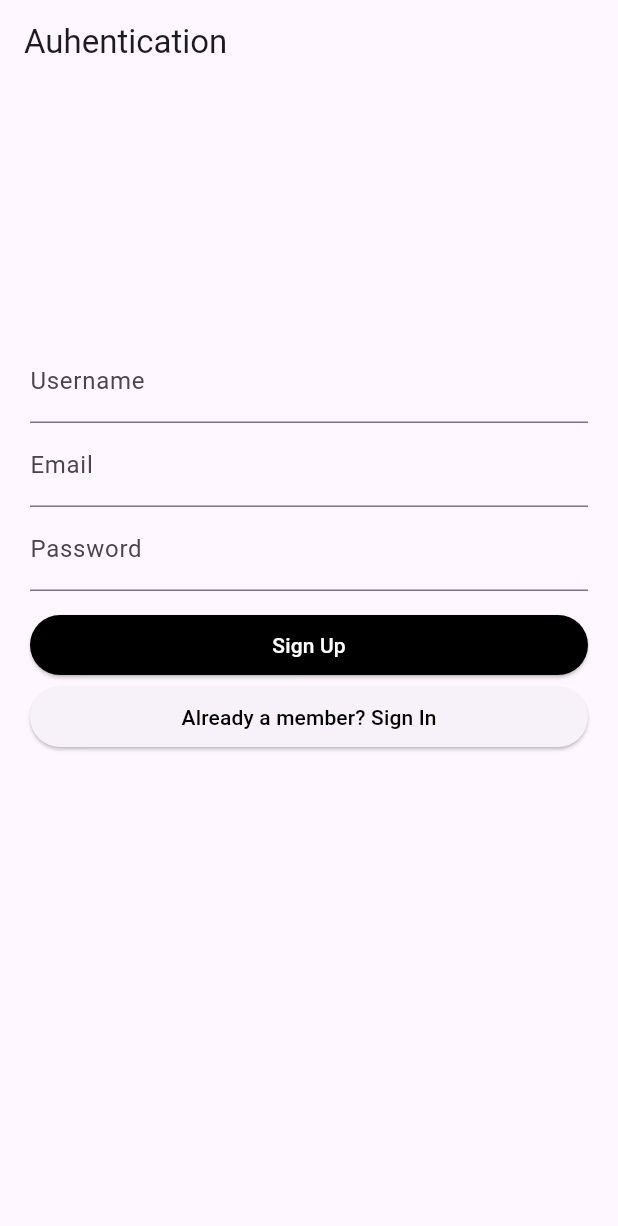
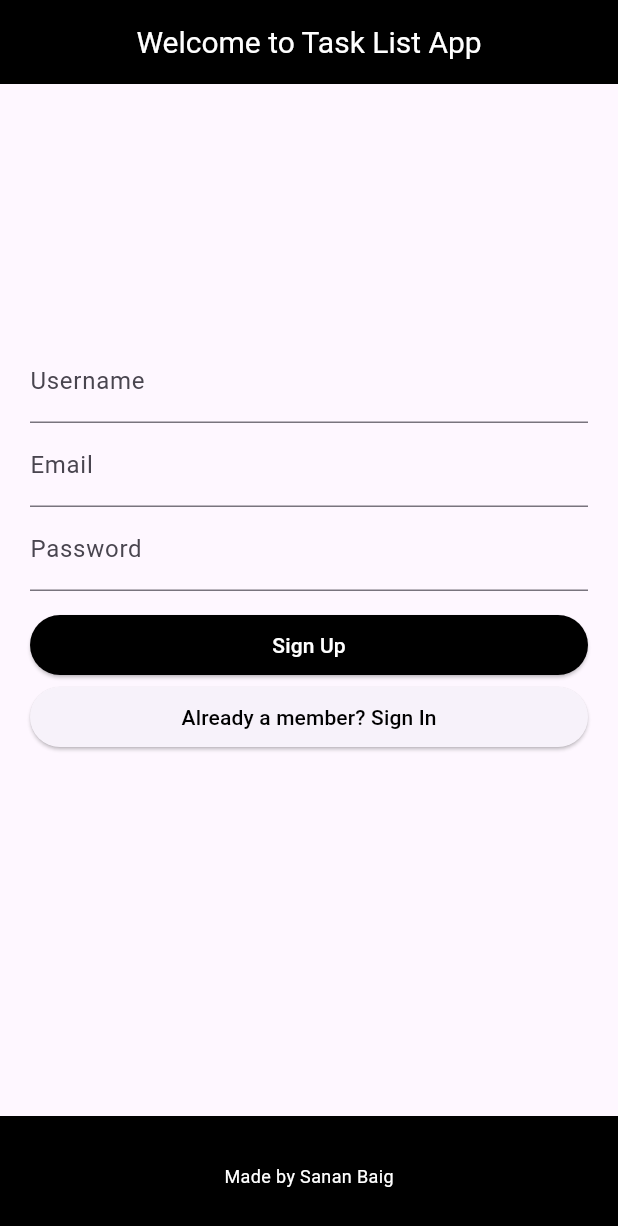
Before and after one commit to Sanan01/TodoList_Flutter, a Flutter app: the screen it shows after launch, on a phone screen of 412 x 824 dp. Shown: the top 1226 px of the screen. Run offline on Flutter 3.47's test engine with Material 3 defaults, Android fonts, the phone set to English and light mode, and no system bars; our stand-ins replace cloud_firestore, firebase_auth, firebase_core; accounts and stored records are empty.

Commit message:
Header and footer Done

```diff
--- a/lib/auth/auth_screen.dart
+++ b/lib/auth/auth_screen.dart
@@ -12,9 +12,35 @@ class _AuthScreenState extends State<AuthScreen> {
   @override
   Widget build(BuildContext context) {
     return Scaffold(
-        appBar: AppBar(
-          title: const Text('Auhentication'),
+      appBar: AppBar(
+        backgroundColor: Colors.black,
+        title: Container(
+          height: 50.0,
+          alignment: Alignment.center,
+          child: const Text(
+            'Welcome to Task List App',
+            style: TextStyle(
+              color: Colors.white,
+              fontSize: 20.0,
+            ),
+          ),
         ),
-        body: const AuthForm());
+      ),
+      body: const AuthForm(),
+      bottomNavigationBar: BottomAppBar(
+        color: Colors.black,
+        child: Container(
+          height: 50.0,
+          alignment: Alignment.center,
+          child: const Text(
+            'Made by Sanan Baig',
+            style: TextStyle(
+              color: Colors.white,
+              fontSize: 12.0,
+            ),
+          ),
+        ),
+      ),
+    );
   }
 }
--- a/lib/screens/todo_list.dart
+++ b/lib/screens/todo_list.dart
@@ -20,10 +20,10 @@ class _TodoListState extends State<TodoList> {
       key: const Key('todoListScaffold'),
       appBar: AppBar(
         title: const Text(
-          'Todo List\nMade by Sanan Baig',
+          'Add Tasks to Your List',
           style: TextStyle(
             color: Colors.white,
-            fontSize: 14.0,
+            fontSize: 18.0,
           ),
           textAlign: TextAlign.center,
         ),
```
